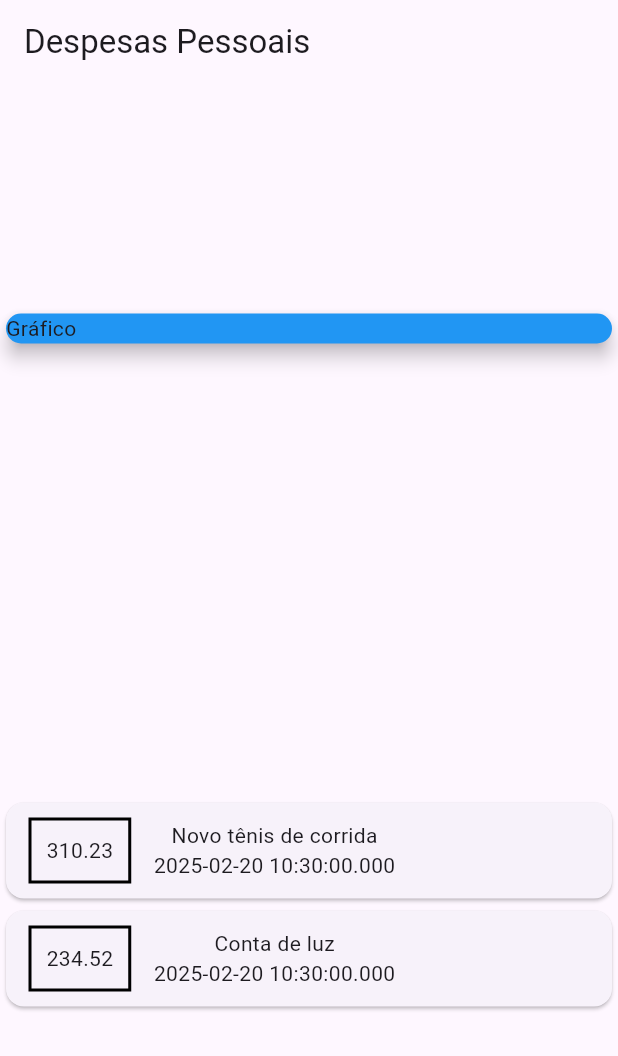
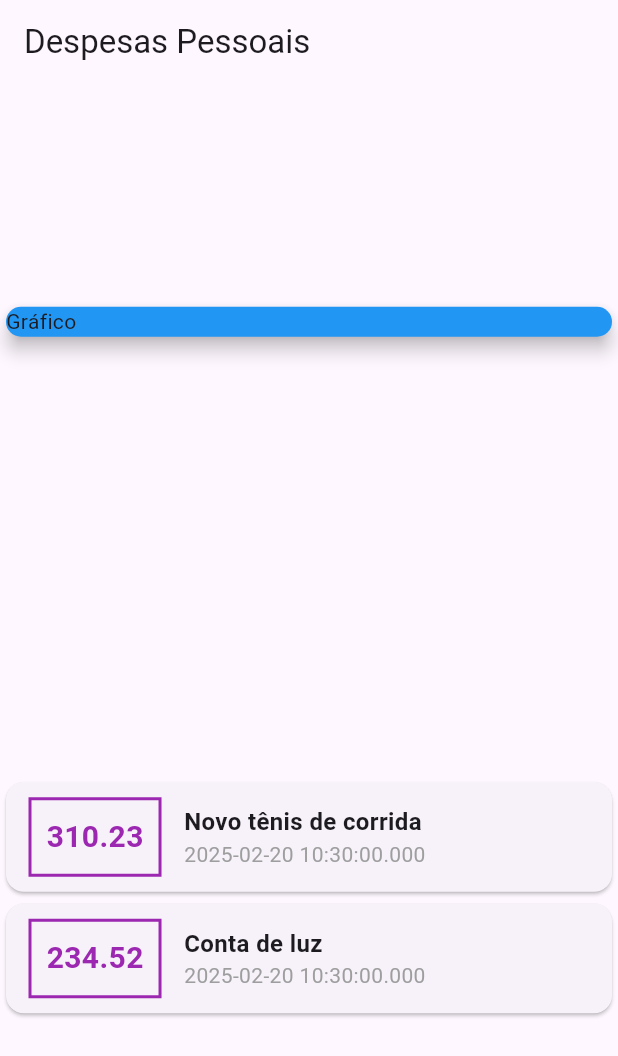
Before and after one commit to BragaMask/AppReal, a Flutter app: the screen it shows after launch, on a phone screen of 412 x 824 dp. Shown: the top 1056 px of the screen. Run offline on Flutter 3.47's test engine with Material 3 defaults, Android fonts, the phone set to English and light mode, and no system bars.

Commit message:
Estilização dos elementos

```diff
--- a/lib/main.dart
+++ b/lib/main.dart
@@ -54,17 +54,34 @@
                   ), //Espaçamentos das margens do "value"
 
                   decoration: BoxDecoration(
-                    border: Border.all(color: Colors.black, width: 2),
+                    border: Border.all(color: Colors.purple, width: 2),
                   ), //Borda do "value"
 
                   padding: EdgeInsets.all(10),
-                  child: Text(tr.value.toString()),
+                  child: Text(
+                    tr.value.toString(),
+                    style: const TextStyle(
+                      fontWeight: FontWeight.bold,
+                      fontSize: 20,
+                      color: Colors.purple,
+                    ),
+                  ),
                 ),
-
                 Column(
+                  crossAxisAlignment: CrossAxisAlignment.start,
                   children: [
-                    Text(tr.title),
-                    Text(tr.date.toString()),
+                    Text(
+                      tr.title,
+                      style: const TextStyle(
+                        fontWeight: FontWeight.bold,
+                        fontSize: 16,
+                      ),
+                    ),
+                    Text(tr.date.toString(),
+                        style: const TextStyle(
+                          fontSize: 14,
+                          color: Colors.grey
+                        )),
                   ],
                 )
               ],
```
Also changed, not shown: 4 other files.
